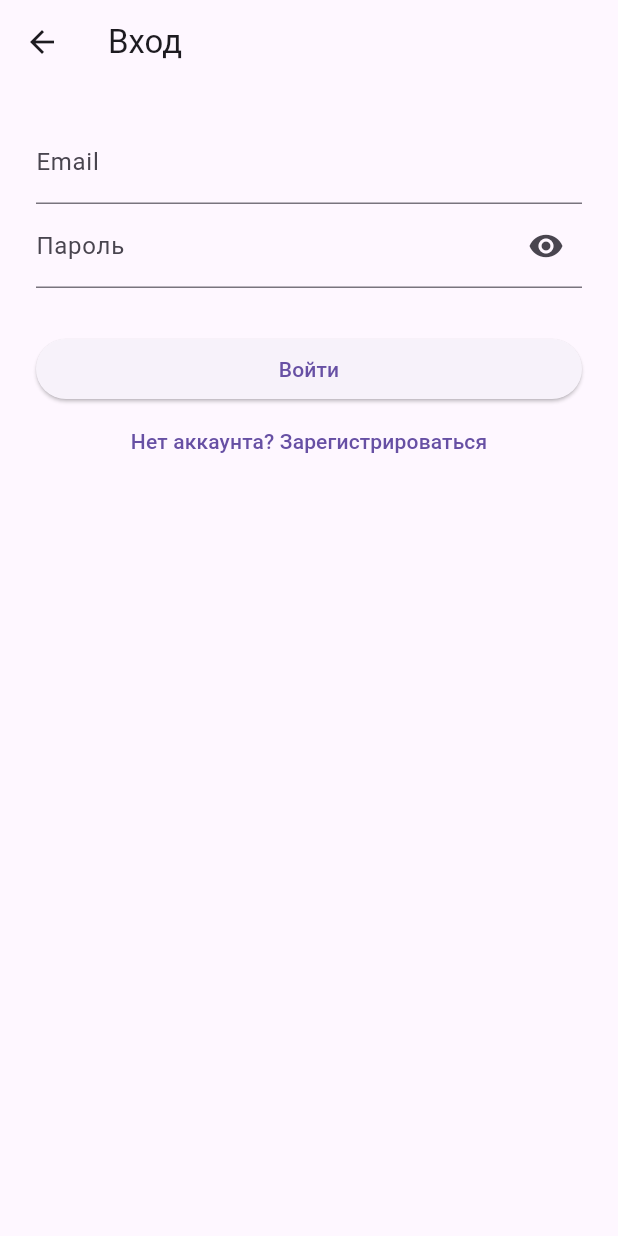
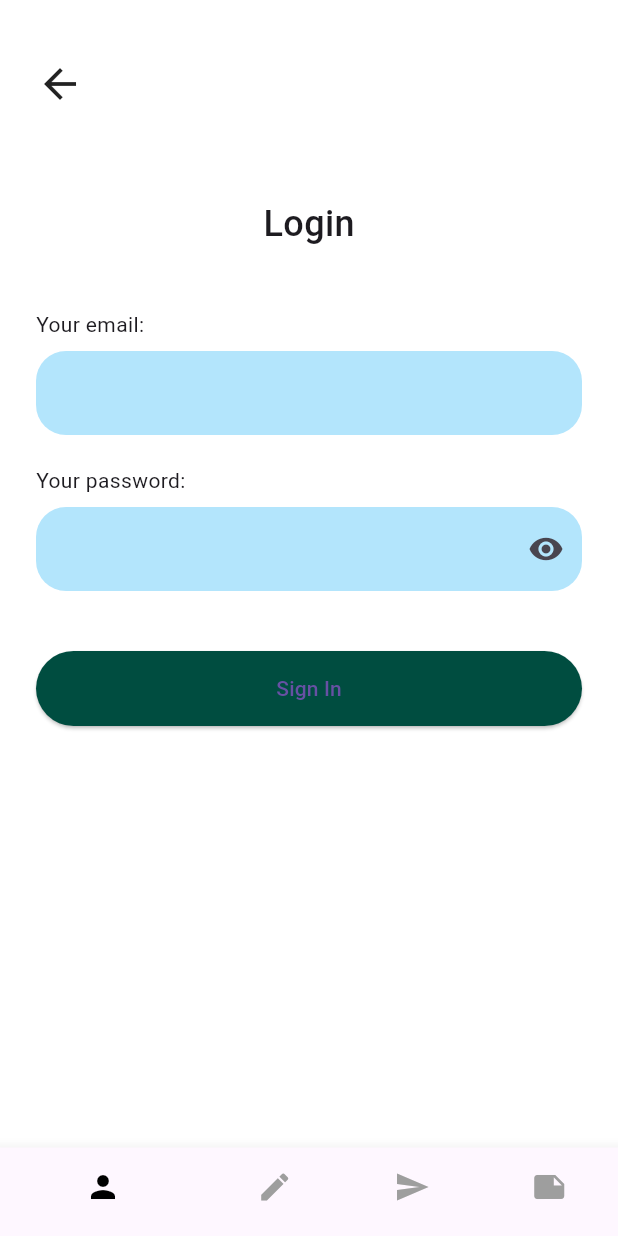
Before and after one commit to ewwaee/Mind_Care, a Flutter app: the screen it shows after launch, after a tap on "Войти", on a phone screen of 412 x 824 dp. Run offline on Flutter 3.47's test engine with Material 3 defaults, Android fonts, the phone set to English and light mode, and no system bars; our stand-ins replace badges, bottom_navy_bar, file_picker, font_awesome_flutter; missing offline and left inert: mongo_dart.

Commit message:
логин

```diff
--- a/lib/pages/login_page.dart
+++ b/lib/pages/login_page.dart
@@ -12,34 +12,79 @@ class _LoginPageState extends State<LoginPage> {
   final _formKey = GlobalKey<FormState>();
   final TextEditingController _emailController = TextEditingController();
   final TextEditingController _passwordController = TextEditingController();
-
   bool _obscurePassword = true;
 
   @override
   Widget build(BuildContext context) {
     return Scaffold(
-      appBar: AppBar(title: const Text('Вход')),
-      body: Padding(
-        padding: const EdgeInsets.all(24.0),
+      backgroundColor: Colors.white,
+      bottomNavigationBar: BottomNavigationBar(
+        selectedItemColor: Colors.black,
+        unselectedItemColor: Colors.grey,
+        showSelectedLabels: false,
+        showUnselectedLabels: false,
+        items: const [
+          BottomNavigationBarItem(icon: Icon(Icons.person), label: ''),
+          BottomNavigationBarItem(icon: Icon(Icons.edit), label: ''),
+          BottomNavigationBarItem(icon: Icon(Icons.send), label: ''),
+          BottomNavigationBarItem(icon: Icon(Icons.note), label: ''),
+        ],
+      ),
+      body: SafeArea(
+        child: Padding(
+          padding: const EdgeInsets.symmetric(horizontal: 24.0),
           child: Form(
             key: _formKey,
             child: ListView(
               children: [
+                const SizedBox(height: 40),
+                const Align(
+                  alignment: Alignment.centerLeft,
+                  child: Icon(Icons.arrow_back, size: 32),
+                ),
+                const SizedBox(height: 60),
+                const Center(
+                  child: Text(
+                    'Login',
+                    style: TextStyle(
+                      fontSize: 24,
+                      fontWeight: FontWeight.w500,
+                    ),
+                  ),
+                ),
+                const SizedBox(height: 40),
+                const Text('Your email:'),
+                const SizedBox(height: 8),
                 TextFormField(
                   controller: _emailController,
-                decoration: const InputDecoration(labelText: 'Email'),
+                  decoration: InputDecoration(
+                    filled: true,
+                    fillColor: Colors.lightBlue.shade100,
+                    border: OutlineInputBorder(
+                      borderRadius: BorderRadius.circular(20),
+                      borderSide: BorderSide.none,
+                    ),
+                  ),
                   validator: (value) {
                     if (value == null || !value.contains('@')) {
-                    return 'Введите корректный email';
+                      return 'Enter a valid email';
                     }
                     return null;
                   },
                 ),
+                const SizedBox(height: 20),
+                const Text('Your password:'),
+                const SizedBox(height: 8),
                 TextFormField(
                   controller: _passwordController,
                   obscureText: _obscurePassword,
                   decoration: InputDecoration(
-                  labelText: 'Пароль',
+                    filled: true,
+                    fillColor: Colors.lightBlue.shade100,
+                    border: OutlineInputBorder(
+                      borderRadius: BorderRadius.circular(20),
+                      borderSide: BorderSide.none,
+                    ),
                     suffixIcon: IconButton(
                       icon: Icon(_obscurePassword ? Icons.visibility : Icons.visibility_off),
                       onPressed: () => setState(() => _obscurePassword = !_obscurePassword),
@@ -47,13 +92,22 @@ class _LoginPageState extends State<LoginPage> {
                   ),
                   validator: (value) {
                     if (value == null || value.length < 6) {
-                    return 'Пароль должен быть минимум 6 символов';
+                      return 'Password must be at least 6 characters';
                     }
                     return null;
                   },
                 ),
-              const SizedBox(height: 30),
-              ElevatedButton(
+                const SizedBox(height: 40),
+                SizedBox(
+                  width: double.infinity,
+                  height: 50,
+                  child: ElevatedButton(
+                    style: ElevatedButton.styleFrom(
+                      backgroundColor: Colors.teal.shade900,
+                      shape: RoundedRectangleBorder(
+                        borderRadius: BorderRadius.circular(30),
+                      ),
+                    ),
                     onPressed: () {
                       if (_formKey.currentState!.validate()) {
                         Navigator.pushReplacement(
@@ -62,15 +116,11 @@ class _LoginPageState extends State<LoginPage> {
                         );
                       }
                     },
-                child: const Text('Войти'),
+                    child: const Text('Sign In'),
                   ),
-              TextButton(
-                onPressed: () {
-                  Navigator.pop(context);
-                },
-                child: const Text('Нет аккаунта? Зарегистрироваться'),
-              )
+                ),
               ],
+            ),
           ),
         ),
       ),
```
Lines whose indentation alone changed are shown as unchanged.
